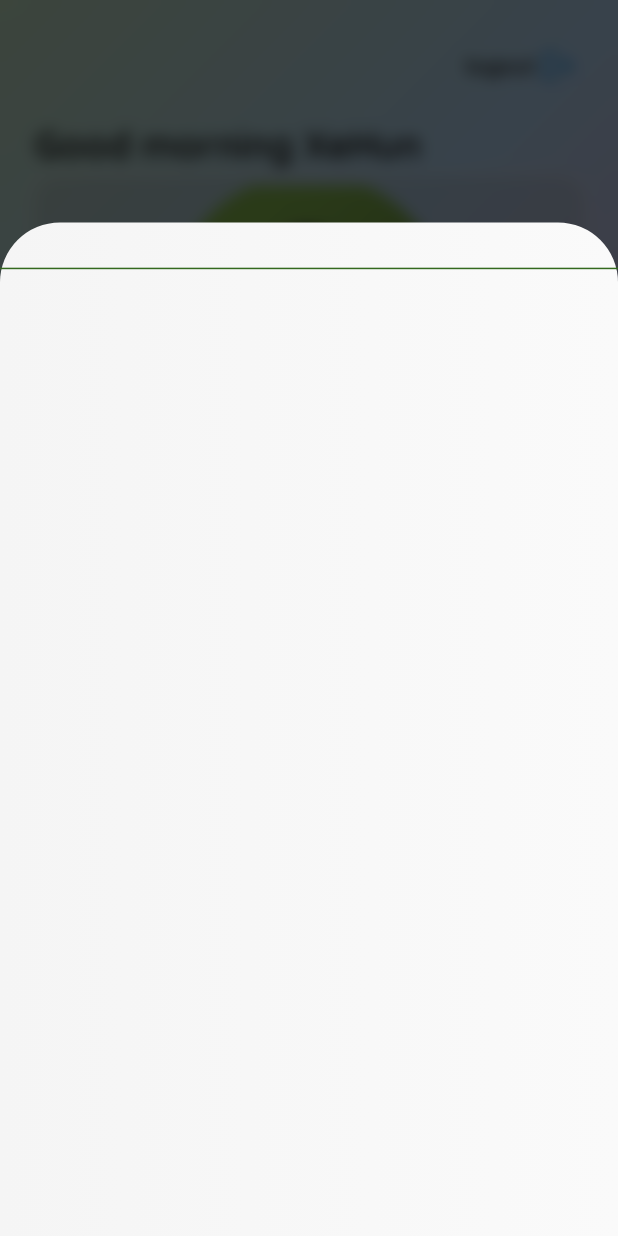
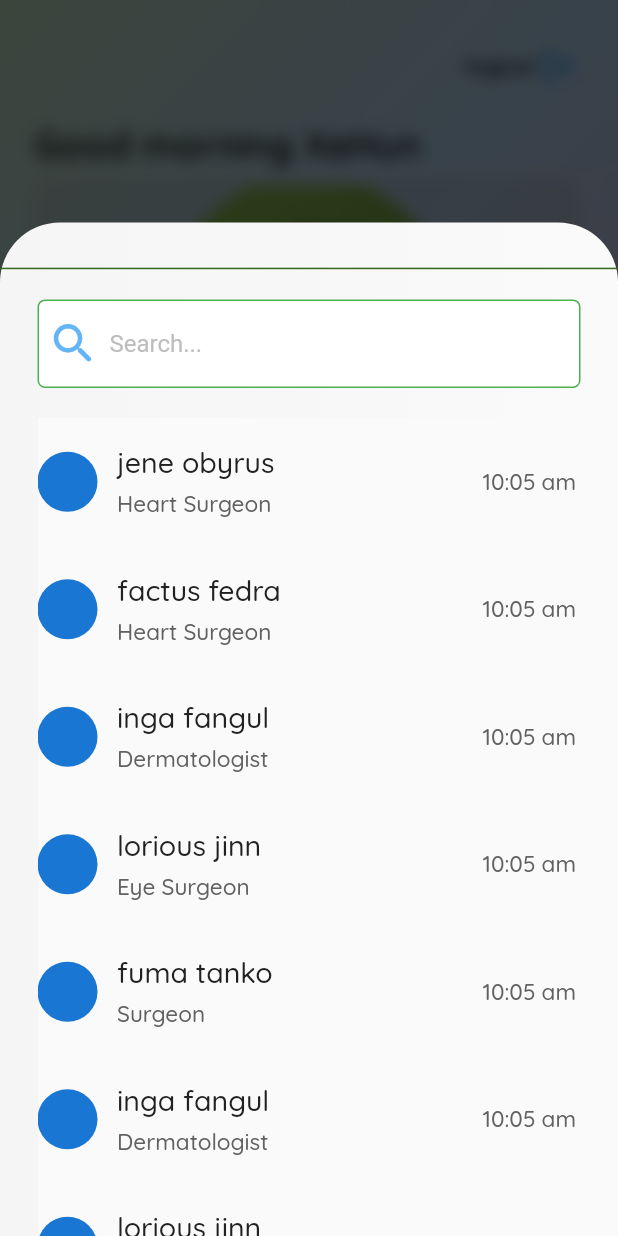
Before and after one commit to colabra1000/hms, a Flutter app: the UserPage screen opened directly, after a tap on "Preference", after a tap on "Access Doctor", after a tap on "Update Information", on a phone screen of 412 x 824 dp. Run offline on Flutter 3.47's test engine with Material 2 defaults, Android fonts, the phone set to English and light mode, and no system bars; our stand-ins replace dropdown_search, get_it, logger.

Commit message:
feat: Add ability to fetch doctors
can now fetch doctors list on the access doctors panel.
mock api call is used for now.

```diff
--- a/lib/enums.dart
+++ b/lib/enums.dart
@@ -12,4 +12,5 @@ enum ColorType{
   warning,
   secondary,
   secondary2,
+  divergent,
 }
--- a/lib/locator.dart
+++ b/lib/locator.dart
@@ -13,6 +13,7 @@ import 'package:hms/services/api/MockApiFetcher.dart';
 import 'package:hms/uiAndPages/pagesAndModel/landing/LandingPageModel.dart';
 import 'package:hms/uiAndPages/pagesAndModel/login/LoginDisplayModel.dart';
 import 'package:hms/uiAndPages/pagesAndModel/user/UserModel.dart';
+import 'package:hms/uiAndPages/pagesAndModel/user/preference/AccessDoctorListDisplayModel.dart';
 import 'package:hms/variables/LiveVariables.dart';
 import 'package:hms/variables/TestVariables.dart';
 import 'package:hms/variables/VariableGetterInterface.dart';
@@ -55,5 +56,6 @@ void setupLocator() {
   locator.registerFactory(() => LandingPageModel());
   locator.registerFactory(() => LoginDisplayModel());
   locator.registerFactory(() => UserModel());
+  locator.registerFactory(() => AccessDoctorListDisplayModel());
 
 }
--- /dev/null
+++ b/lib/models/Doctor.dart
@@ -0,0 +1,17 @@
+class Doctor{
+
+  String? name;
+  String? jobDescription;
+
+  Doctor.fromJson(Map json){
+    name = json['name'];
+    jobDescription = json['jobDescription'];
+  }
+
+  Doctor();
+
+  List<Doctor> toList(List jsonData){
+    return jsonData.map((e) => Doctor.fromJson(e)).toList();
+  }
+
+}
--- a/lib/services/api/ApiFetcher.dart
+++ b/lib/services/api/ApiFetcher.dart
@@ -8,5 +8,11 @@ class ApiFetcher implements ApiFetcherInterface{
     throw UnimplementedError();
   }
 
+  @override
+  Future<bool> fetchDoctors({required Function(dynamic) onError, required Function(dynamic) onSuccess}) {
+    // TODO: implement fetchDoctors
+    throw UnimplementedError();
+  }
+
 
 }
--- a/lib/services/api/ApiFetcherInterface.dart
+++ b/lib/services/api/ApiFetcherInterface.dart
@@ -4,4 +4,7 @@ abstract class ApiFetcherInterface{
 
   Future<bool> login({required LoginRequest loginRequest, required Function(dynamic) onError, required Function(dynamic) onSuccess});
 
+  Future<bool> fetchDoctors({required Function(dynamic) onError, required Function(dynamic) onSuccess});
+
+
 }
--- a/lib/services/api/MockApiFetcher.dart
+++ b/lib/services/api/MockApiFetcher.dart
@@ -1,5 +1,6 @@
 import 'package:hms/models/LoginRequest.dart';
 import 'package:hms/services/api/ApiFetcherInterface.dart';
+import 'package:hms/variables/GlobalData.dart';
 
 class MockApiFetcher implements ApiFetcherInterface{
 
@@ -13,4 +14,15 @@ class MockApiFetcher implements ApiFetcherInterface{
   }
 
 
+  @override
+  Future<bool> fetchDoctors({required Function(dynamic) onError, required Function(dynamic) onSuccess}) async {
+
+    // await Future.delayed(Duration(seconds: 3));
+    await onSuccess(GlobalData.doctors);
+    // await onError("e");
+    return true;
+
+  }
+
+
 }
--- a/lib/uiAndPages/pagesAndModel/user/UserModel.dart
+++ b/lib/uiAndPages/pagesAndModel/user/UserModel.dart
@@ -19,6 +19,10 @@ class UserModel extends BaseModel{
 
   //controllers declaration.
   CModalController cModalController = CModalController();
+
+  AccessDoctorListDisplayController accessDoctorListDisplayController = AccessDoctorListDisplayController();
+
+
   late TabController tabController;
 
   ValueNotifier<bool> popperOpened = ValueNotifier(false);
@@ -28,10 +32,19 @@ class UserModel extends BaseModel{
 
   bool get confirmValidation => _confirmValidation;
 
+  bool _displayDoctorList = false;
+  bool get displayDoctorList => _displayDoctorList;
+
+  set displayDoctorList(bool value){
+    _displayDoctorList = value;
+    notifyListeners();
+  }
+
 
   void openUpdateInformationPopper(){
 
-    cModalController.changeModalState = CModalStateChanger(state:CModalState.custom1,
+    cModalController.changeModalState = CModalStateChanger(
+        state:CModalState.custom2,
         onOutsideClick: (){
           popperOpened.value = false;
         }
@@ -46,7 +59,7 @@ class UserModel extends BaseModel{
 
 
     cModalController.changeModalState = CModalStateChanger(
-        state:CModalState.custom2,
+        state:CModalState.custom1,
         onOutsideClick: (){
           popperOpened.value = false;
         }
@@ -69,4 +82,27 @@ class UserModel extends BaseModel{
 
   }
 
+  Future<void> loadDoctorList() async {
+
+    //   _setDisplayDoctorList(false);
+    //
+    // _api.fetchDoctors(onError: (e){}, onSuccess: (result){
+    //
+    //   print("zimmer");
+    //   _setDisplayDoctorList(true);
+    //
+    //
+    // });
+    await Future.delayed(Duration(seconds: 5));
+    displayDoctorList = true;
+
+
+  }
+
 }
+
+class AccessDoctorListDisplayController{
+
+  Function()? onOpen;
+
+}
--- a/lib/uiAndPages/pagesAndModel/user/UserPage.dart
+++ b/lib/uiAndPages/pagesAndModel/user/UserPage.dart
@@ -1,21 +1,18 @@
-import 'dart:math';
-
+import 'package:provider/provider.dart';
 import 'package:c_modal/c_modal.dart';
 import 'package:c_popper/c_popper.dart';
-import 'package:c_ui/c_ui.dart';
 import 'package:flutter/cupertino.dart';
 import 'package:flutter/material.dart';
-import 'package:hms/enums.dart';
 import 'package:hms/uiAndPages/decorations/PageBackgroundDecorator.dart';
 import 'package:hms/uiAndPages/documents/UserPageDocument.dart';
 import 'package:hms/uiAndPages/pagesAndModel/Base/BaseView.dart';
 import 'package:hms/uiAndPages/pagesAndModel/user/UserModel.dart';
 import 'package:hms/uiAndPages/pagesAndModel/user/appointment/AppoitmentTab.dart';
 import 'package:hms/uiAndPages/pagesAndModel/user/notification/NotificationTab.dart';
+import 'package:hms/uiAndPages/pagesAndModel/user/preference/AccessDoctorListDisplayPanel.dart';
 import 'package:hms/uiAndPages/pagesAndModel/user/preference/PreferenceTab.dart';
 import 'package:hms/uiAndPages/shared/SharedUi.dart';
 import 'package:hms/uiAndPages/shared/ui/ButtonAnimation2.dart';
-import 'package:hms/uiAndPages/shared/ui/ButtonAnimator1.dart';
 
 
 class UserPage extends StatefulWidget {
@@ -50,13 +47,23 @@ class _UserPageState extends State<UserPage> with SingleTickerProviderStateMixin
 
               if(state == CModalState.custom1){
                 return PopperPanel(
-                    child: Container(),
+
+                    child: AccessDoctorListDisplayPanel(model.accessDoctorListDisplayController),
+
                     popperOpened: model.popperOpened,
-                    onOpen: (){},
+
+                    onOpen: (){
+                      print("zenbu");
+                      model.accessDoctorListDisplayController.onOpen!();
+                      // model.displayDoctorList = true;
+
+                    },
+
                     onClose: (){
                       model.cModalController.changeModalState = CModalStateChanger(
                         state: CModalState.none,
                       );
+                      // model.displayDoctorList = false;
                     }
                 );
               }
--- /dev/null
+++ b/lib/uiAndPages/pagesAndModel/user/preference/AccessDoctorListDisplayModel.dart
@@ -0,0 +1,57 @@
+import 'package:c_input/src/CInputController.dart';
+import 'package:flutter/src/widgets/framework.dart';
+import 'package:hms/locator.dart';
+import 'package:hms/models/Doctor.dart';
+import 'package:hms/services/api/ApiFetcher.dart';
+import 'package:hms/services/api/ApiFetcherInterface.dart';
+import 'package:hms/uiAndPages/pagesAndModel/base/BaseModel.dart';
+import 'package:hms/variables/GlobalData.dart';
+
+class AccessDoctorListDisplayModel extends BaseModel{
+
+  ApiFetcherInterface _api = locator<ApiFetcherInterface>();
+
+  late Widget _pageListToDisplay;
+
+  Widget get panelDisplay => _pageListToDisplay;
+
+  set panelDisplay(Widget value) {
+    _pageListToDisplay = value;
+    notifyListeners();
+  }
+
+  late List doctors;
+
+  CInputController searchInputController = CInputController();
+
+  void navigateToDoctorsPage(BuildContext context, {required Doctor doctor}) {
+
+  }
+
+  //should not return error;
+  //should keep trying to fetch until value is gotten.
+  Future<bool> fetchDoctors() async {
+
+    await _fetch();
+    return true;
+  }
+
+
+  //recursively fetching indefinitely until doctors is returned
+  _fetch(){
+
+    return _api.fetchDoctors(
+        onSuccess: (result){
+
+          doctors = Doctor().toList(result);
+
+        }, onError: (e)async{
+        if(!this.mounted){
+          return false;
+        }
+        await Future.delayed(Duration(seconds: 2));
+        await _fetch();
+    });
+  }
+
+}
--- /dev/null
+++ b/lib/uiAndPages/pagesAndModel/user/preference/AccessDoctorListDisplayPanel.dart
@@ -0,0 +1,156 @@
+import 'package:c_input/c_input.dart';
+import 'package:flutter/material.dart';
+import 'package:hms/enums.dart';
+import 'package:hms/models/Doctor.dart';
+import 'package:hms/uiAndPages/pagesAndModel/base/BaseView.dart';
+import 'package:hms/uiAndPages/pagesAndModel/user/UserModel.dart';
+import 'package:hms/uiAndPages/pagesAndModel/user/preference/AccessDoctorListDisplayModel.dart';
+import 'package:hms/uiAndPages/shared/SharedUi.dart';
+import 'package:hms/uiAndPages/shared/ui/ButtonAnimator1.dart';
+import 'package:provider/provider.dart';
+
+class AccessDoctorListDisplayPanel extends StatefulWidget {
+
+  final AccessDoctorListDisplayController accessDoctorListDisplayController;
+
+  AccessDoctorListDisplayPanel(this.accessDoctorListDisplayController, {Key? key}) : super(key: key);
+
+  @override
+  State<AccessDoctorListDisplayPanel> createState() => _AccessDoctorListDisplayPanelState();
+}
+
+class _AccessDoctorListDisplayPanelState extends State<AccessDoctorListDisplayPanel> {
+
+
+
+
+  @override
+  Widget build(BuildContext context) {
+    return BaseView<AccessDoctorListDisplayModel>(
+
+        onModelReady: (model){
+
+          model.panelDisplay = _displayLoadingIndicator();
+
+          widget.accessDoctorListDisplayController.onOpen = ()=>onOpen(model);
+        },
+
+
+        builder: (context, model)=>Selector(
+
+          selector: (_, AccessDoctorListDisplayModel model)=>model.panelDisplay,
+
+          builder: (_, Widget value, __)=>AnimatedSwitcher(
+              duration: Duration(milliseconds: 800),
+              child: model.panelDisplay
+          ),
+        ),
+    );
+  }
+
+  void onOpen(AccessDoctorListDisplayModel model) async{
+      await model.fetchDoctors();
+
+      if(mounted){
+        model.panelDisplay = _body(model);
+      }
+  }
+
+
+  Widget _body(AccessDoctorListDisplayModel model){
+    return SingleChildScrollView(
+      child: Padding(
+        padding: const EdgeInsets.symmetric(horizontal: 25.0),
+        child: Column(
+          children: [
+            Padding(
+              padding: const EdgeInsets.symmetric(vertical: 20.0,),
+              child: _searchBar(model),
+            ),
+
+            _displayDoctorsList(model),
+
+          ],
+        ),
+      ),
+    );
+  }
+
+  Widget _displayLoadingIndicator(){
+    return Container(
+      key: ValueKey<int>(0),
+      child: CircularProgressIndicator(),
+    );
+  }
+
+  Widget _displayDoctorsList(AccessDoctorListDisplayModel model){
+    return  Container(
+      key: ValueKey<int>(1),
+      height: MediaQuery.of(context).size.height,
+      child: ListView.builder(
+        itemBuilder: (_, int i){
+          if(i == model.doctors.length - 1){
+            return Column(
+              children: [
+                _doctorListItemDisplay(doctor : model.doctors[i], model: model, context: context),
+                SizedBox(height: MediaQuery.of(context).size.height * .7),
+              ],
+            );
+          }
+
+          return _doctorListItemDisplay(doctor : model.doctors[i], model: model, context: context);
+        },
+        itemCount: model.doctors.length,
+
+      ),
+
+    );
+  }
+
+  Widget _searchBar(AccessDoctorListDisplayModel model){
+    return CTextField(model.searchInputController,
+      prefixIcon: Icon(Icons.search_rounded, size: 35, color:SharedUi.getColor(ColorType.info),),
+      hintText: "Search...",
+    );
+  }
+
+  Widget _doctorListItemDisplay({required Doctor doctor, required AccessDoctorListDisplayModel model, required BuildContext context}){
+    return ButtonAnimator1(
+
+      onTap2: (){
+        model.navigateToDoctorsPage(context, doctor: doctor);
+      },
+
+      child: Container(
+        decoration: BoxDecoration(
+            color: Colors.grey.shade50
+        ),
+        padding: const EdgeInsets.symmetric(vertical: 15.0),
+        child: Row(
+          children: [
+
+            CircleAvatar(
+
+            ),
+
+            SizedBox(width: 10,),
+
+            Expanded(
+              child: Column(
+                crossAxisAlignment: CrossAxisAlignment.stretch,
+                children: [
+                  SharedUi.mediumText(doctor.name ?? "", colorType: ColorType.dark,),
+                  SharedUi.smallText(doctor.jobDescription ?? "", colorType: ColorType.secondary,),
+                ],
+              ),
+            ),
+
+            Spacer(),
+
+            SharedUi.smallText("10:05 am", colorType: ColorType.secondary),
+          ],
+        ),
+      ),
+    );
+  }
+}
--- a/lib/uiAndPages/pagesAndModel/user/preference/PreferenceTab.dart
+++ b/lib/uiAndPages/pagesAndModel/user/preference/PreferenceTab.dart
@@ -1,5 +1,4 @@
 import 'package:flutter/material.dart';
-import 'package:c_ui/c_ui.dart';
 import 'package:hms/enums.dart';
 import 'package:hms/uiAndPages/pagesAndModel/user/UserModel.dart';
 import 'package:hms/uiAndPages/shared/SharedUi.dart';
@@ -21,24 +20,24 @@ class PreferenceTab extends StatelessWidget {
           SizedBox(height: 50,),
           Align(
               alignment: Alignment.centerLeft,
-              child: SharedUi.normalText("Preferences", colorType:ColorType.light, bold: true)),
+              child: SharedUi.normalText("Preferences", colorType:ColorType.divergent,)),
           SizedBox(height: 50,),
           Expanded(
               child: Column(
                 children: [
-                  _mListTile(context, label: "Access Doctor", icon: Icon(Icons.supervisor_account, size: 50, color: SharedUi.getColor(ColorType.light),),
+                  _mListTile(context, label: "Access Doctor", icon: Icon(Icons.supervisor_account, size: 50, color: SharedUi.getColor(ColorType.divergent),),
                       onTap2: (){
                         model.openChangeDoctorPopper();
                       }
 
                   ),
 
-                  _mListTile(context, label: "Update Information", icon: Icon(Icons.system_update_tv, size: 50, color: SharedUi.getColor(ColorType.light),),
+                  _mListTile(context, label: "Update Information", icon: Icon(Icons.system_update_tv, size: 50, color: SharedUi.getColor(ColorType.divergent),),
                       onTap2: (){
                         model.openUpdateInformationPopper();
                       }
                   ),
-                  _mListTile(context, label: "Update Plan", icon: Icon(Icons.next_plan_outlined, size: 50, color: SharedUi.getColor(ColorType.light))),
+                  _mListTile(context, label: "Update Plan", icon: Icon(Icons.next_plan_outlined, size: 50, color: SharedUi.getColor(ColorType.divergent))),
                 ],
               )
           )
@@ -58,7 +57,7 @@ class PreferenceTab extends StatelessWidget {
         padding: EdgeInsets.symmetric(horizontal: 10, vertical: 10),
         decoration: BoxDecoration(
             // color: Colors.grey.shade100.withOpacity(.6),
-          border: Border.all(color: Colors.grey.shade50),
+          border: Border.all(color: SharedUi.getColor(ColorType.divergent)),
             borderRadius: BorderRadius.circular(10)
         ),
 
@@ -83,7 +82,4 @@ class PreferenceTab extends StatelessWidget {
     );
 
   }
-
-
-
 }
--- a/lib/uiAndPages/shared/SharedUi.dart
+++ b/lib/uiAndPages/shared/SharedUi.dart
@@ -19,6 +19,8 @@ class SharedUi{
         return Colors.grey.shade700;
       case ColorType.secondary2:
         return Colors.blueGrey;
+      case ColorType.divergent:
+        return Colors.yellow.shade200;
       default:
         return Colors.red.shade300;
     }
--- a/lib/variables/GlobalData.dart
+++ b/lib/variables/GlobalData.dart
@@ -1,12 +1,14 @@
 library data;
+part 'data/DoctorsData.dart';
+
 
 class GlobalData{
+
+  static List doctors = _doctorsData;
 
   static List gender = [
     "Male", "Female"
   ];
 
 
-
-
 }
--- /dev/null
+++ b/lib/variables/data/DoctorsData.dart
@@ -0,0 +1,45 @@
+part of data;
+
+List _doctorsData = [
+    {
+      "name" : "jene obyrus",
+      "jobDescription" : "Heart Surgeon"
+    },
+
+  {
+    "name" : "factus fedra",
+    "jobDescription" : "Heart Surgeon"
+  },
+
+  {
+    "name" : "inga fangul",
+    "jobDescription" : "Dermatologist"
+  },
+
+  {
+    "name" : "lorious jinn",
+    "jobDescription" : "Eye Surgeon"
+  },
+
+  {
+    "name" : "fuma tanko",
+    "jobDescription" : "Surgeon"
+  },
+
+  {
+    "name" : "inga fangul",
+    "jobDescription" : "Dermatologist"
+  },
+
+  {
+    "name" : "lorious jinn",
+    "jobDescription" : "Eye Surgeon"
+  },
+
+  {
+    "name" : "fuma tanko",
+    "jobDescription" : "Surgeon"
+  },
+
+
+  ];
--- a/packages/c_popper/lib/src/PopperPanel.dart
+++ b/packages/c_popper/lib/src/PopperPanel.dart
@@ -69,7 +69,7 @@ class _PopperPanelState extends State<PopperPanel> {
                     widget.onClose();
                   }
 
-                  if(value == false){
+                  if(value == true){
                     widget.onOpen();
                   }
 
```
